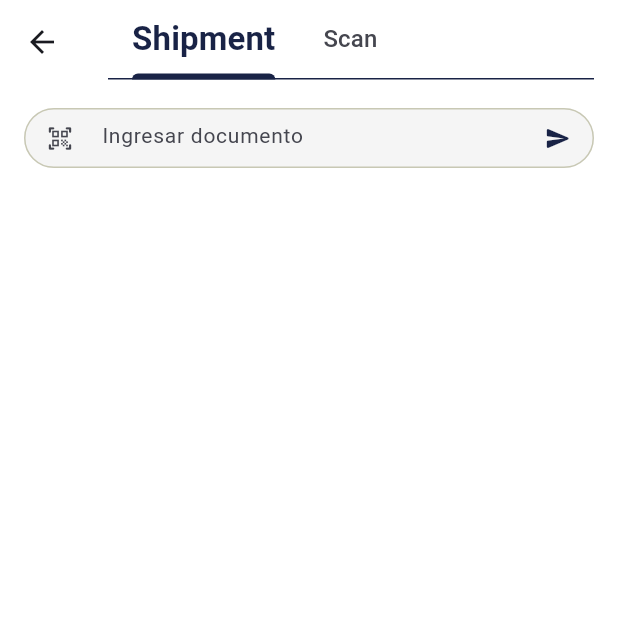
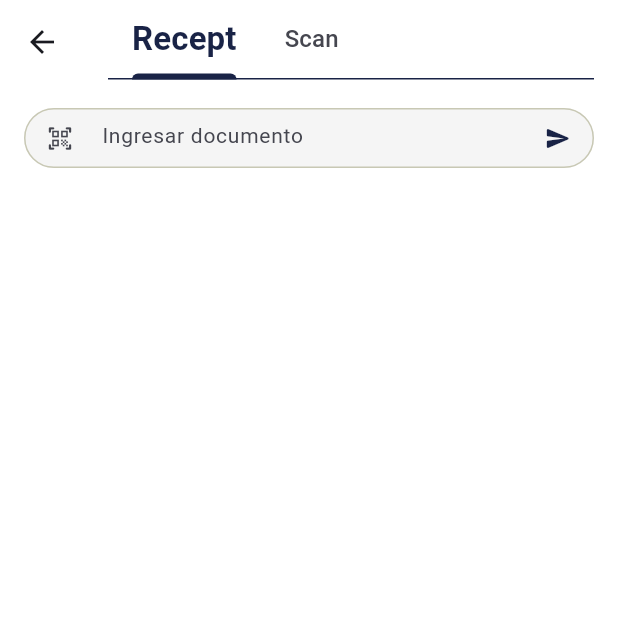
Before and after one commit to victorvelazquez/monalisa_app_001, a Flutter app: the HomeScreen screen opened by its route, after a tap on "Material Recept", on a phone screen of 412 x 824 dp, the top half of it. Run offline on Flutter 3.47's test engine with Material 3 defaults, Android fonts, the phone set to English and light mode, and no system bars; our stand-ins replace dio, flutter_dotenv, flutter_riverpod, formz, go_router, google_fonts and 1 more; accounts and stored records are empty; project files that could hold a hidden picture were left out.

Commit message:
feat: actualizar rutas de MInOut para incluir tipos específicos y ajustar la visualización en MInOutScreen

```diff
--- a/lib/config/menu/menu_items.dart
+++ b/lib/config/menu/menu_items.dart
@@ -30,7 +30,7 @@ const appHomeOptionCol1Items = <MenuItem>[
   MenuItem(
     title: 'Shipment',
     subTitle: '',
-    link: '/mInOut',
+    link: '/mInOut/shipment',
     icon: Icons.upload,
   ),
   MenuItem(
@@ -50,7 +50,7 @@ const appHomeOptionCol2Items = <MenuItem>[
   MenuItem(
     title: 'Material Recept',
     subTitle: '',
-    link: '/mInOut',
+    link: '/mInOut/recept',
     icon: Icons.download,
   ),
   MenuItem(
--- a/lib/config/router/app_router.dart
+++ b/lib/config/router/app_router.dart
@@ -39,8 +39,11 @@ final goRouterProvider = Provider((ref) {
 
       ///* MInOut Routes
       GoRoute(
-        path: '/mInOut',
-        builder: (context, state) => const MInOutScreen(),
+        path: '/mInOut/:type',
+        builder: (context, state) {
+          final type = state.pathParameters['type'];
+          return MInOutScreen(type: type);
+        },
       ),
 
     ],
--- a/lib/features/m_inout/presentation/screens/m_in_out_screen.dart
+++ b/lib/features/m_inout/presentation/screens/m_in_out_screen.dart
@@ -10,7 +10,9 @@ import '../providers/m_in_out_providers.dart';
 import '../widgets/enter_barcode_button.dart';
 
 class MInOutScreen extends ConsumerWidget {
-  const MInOutScreen({super.key});
+  final String? type;
+
+  const MInOutScreen({super.key, this.type});
 
   @override
   Widget build(BuildContext context, WidgetRef ref) {
@@ -25,13 +27,15 @@ class MInOutScreen extends ConsumerWidget {
       }
     });
 
+    final isShipment = type == 'shipment';
+
     return DefaultTabController(
       length: 2,
       child: Scaffold(
         appBar: AppBar(
           title: TabBar(
             tabs: [
-              Tab(text: 'Shipment'),
+              Tab(text: isShipment ? 'Shipment' : 'Recept'),
               Tab(text: 'Scan'),
             ],
             isScrollable: true,
```
